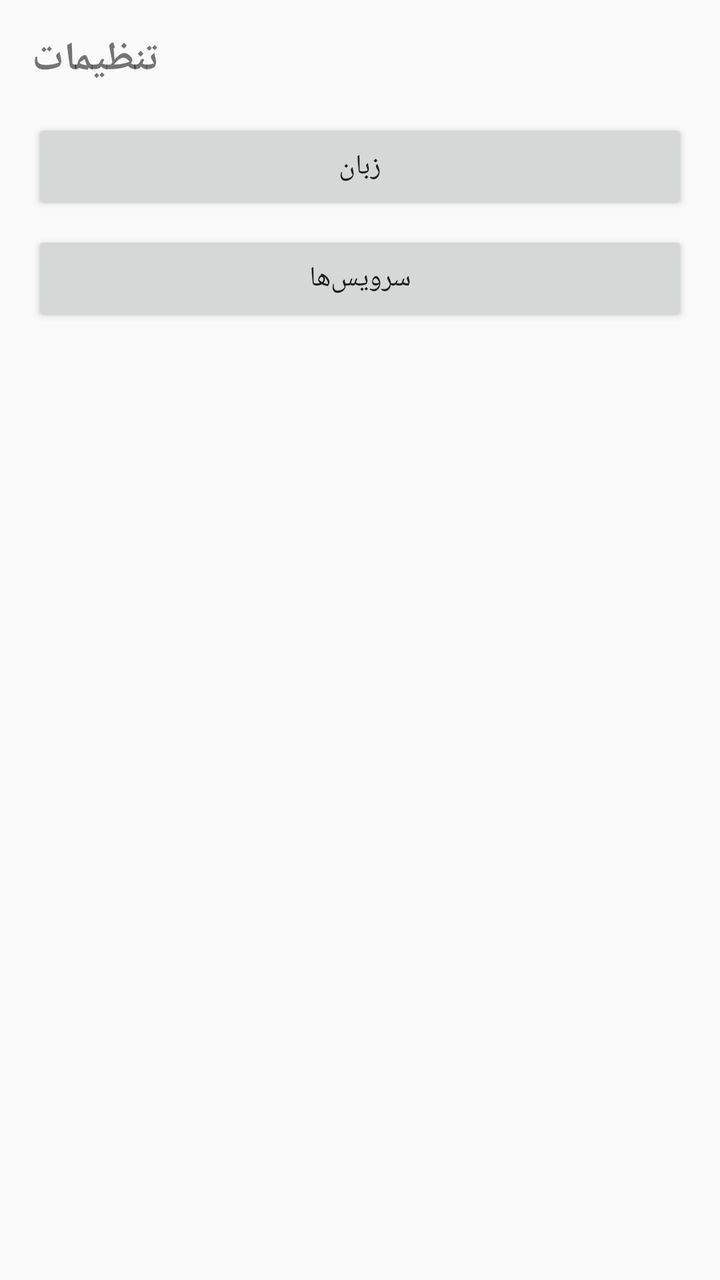
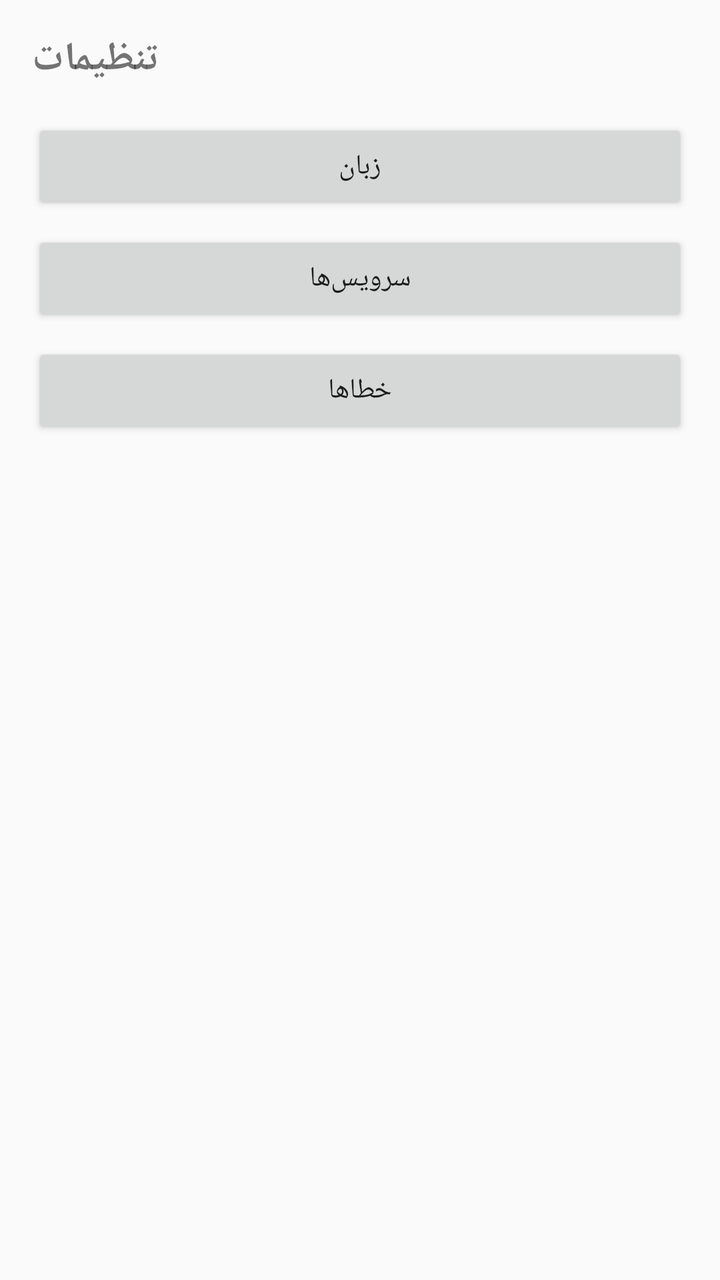

Compare the two renders of this Android layout. The source of the first and the diff that turns it into the second are given below.
<!-- AndroidManifest.xml: application theme Theme.AppCompat.Light.NoActionBar -->
<!-- res/layout/activity_settings.xml -->
<?xml version="1.0" encoding="utf-8"?>
<LinearLayout xmlns:android="http://schemas.android.com/apk/res/android"
    android:layout_width="match_parent"
    android:layout_height="match_parent"
    android:orientation="vertical"
    android:padding="16dp">

    <TextView
        android:layout_width="wrap_content"
        android:layout_height="wrap_content"
        android:text="@string/settings_title"
        android:textSize="20sp"
        android:textStyle="bold"
        android:layout_marginBottom="16dp" />

    <Button
        android:id="@+id/btnOpenLanguage"
        android:layout_width="match_parent"
        android:layout_height="wrap_content"
        android:layout_marginBottom="8dp"
        android:text="@string/settings_menu_language" />

    <Button
        android:id="@+id/btnOpenServices"
        android:layout_width="match_parent"
        android:layout_height="wrap_content"
        android:text="@string/settings_menu_services" />

</LinearLayout>
<!-- resources referenced by this layout -->
<resources>
  <string name="settings_menu_language">زبان</string>
  <string name="settings_menu_services">سرویس‌ها</string>
  <string name="settings_title">تنظیمات</string>
</resources>

<!-- the commit's change to res/layout/activity_settings.xml (unified diff, before → after) -->
@@ -26,4 +26,11 @@
         android:layout_height="wrap_content"
         android:text="@string/settings_menu_services" />
 
+    <Button
+        android:id="@+id/btnOpenErrors"
+        android:layout_width="match_parent"
+        android:layout_height="wrap_content"
+        android:layout_marginTop="8dp"
+        android:text="@string/settings_menu_errors" />
+
 </LinearLayout>
<!-- resource entries referenced after the edit -->
@@ -1,5 +1,6 @@
 <!-- resources referenced by this layout -->
 <resources>
+  <string name="settings_menu_errors">خطاها</string>
   <string name="settings_menu_language">زبان</string>
   <string name="settings_menu_services">سرویس‌ها</string>
   <string name="settings_title">تنظیمات</string>
